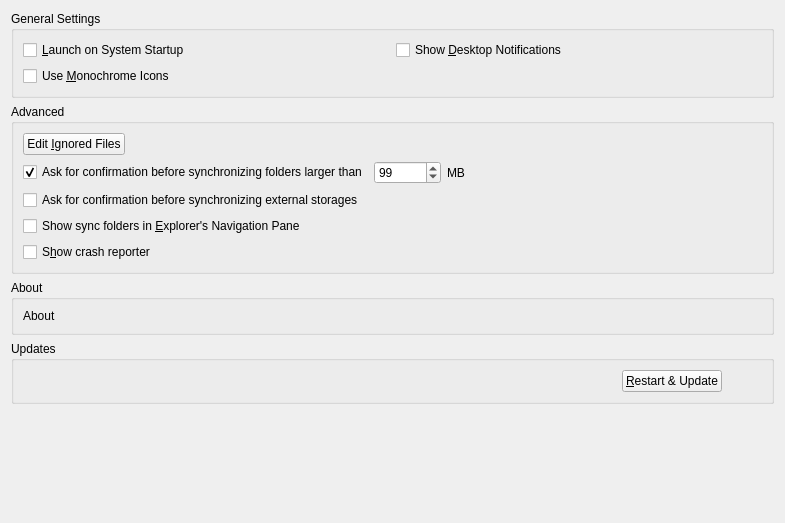
Old version of the form src/gui/generalsettings.ui in the repository GrossLukas/client.
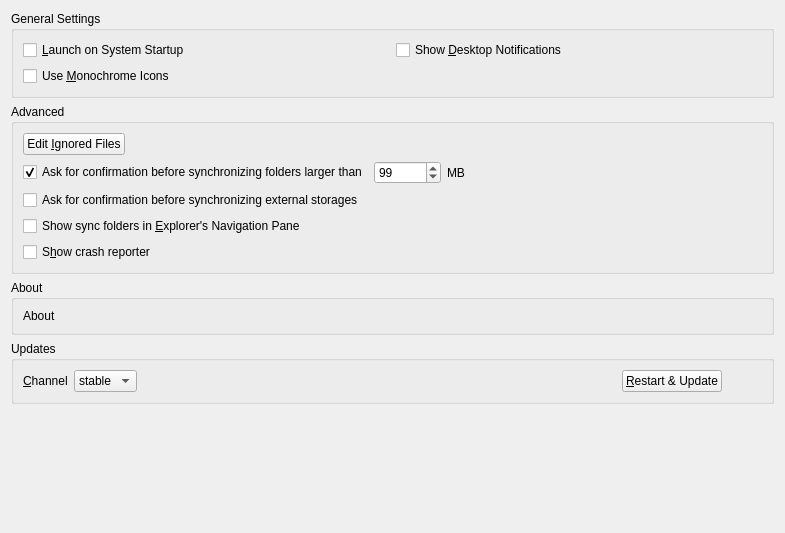
New version of the form.

Commit message: Settings: Add update channel combobox #6259

Diff of the .ui file:
```diff
--- a/src/gui/generalsettings.ui
+++ b/src/gui/generalsettings.ui
@@ -7,7 +7,7 @@
     <x>0</x>
     <y>0</y>
     <width>785</width>
-    <height>523</height>
+    <height>533</height>
    </rect>
   </property>
   <property name="windowTitle">
@@ -74,7 +74,45 @@
      <property name="title">
       <string>Updates</string>
      </property>
+     <layout class="QVBoxLayout" name="verticalLayout_2">
+      <item>
      <layout class="QHBoxLayout" name="horizontalLayout">
+        <item>
+         <widget class="QLabel" name="updateChannelLabel">
+          <property name="sizePolicy">
+           <sizepolicy hsizetype="Maximum" vsizetype="Preferred">
+            <horstretch>0</horstretch>
+            <verstretch>0</verstretch>
+           </sizepolicy>
+          </property>
+          <property name="text">
+           <string>&amp;Channel</string>
+          </property>
+          <property name="buddy">
+           <cstring>updateChannel</cstring>
+          </property>
+         </widget>
+        </item>
+        <item>
+         <widget class="QComboBox" name="updateChannel">
+          <property name="sizePolicy">
+           <sizepolicy hsizetype="Maximum" vsizetype="Fixed">
+            <horstretch>0</horstretch>
+            <verstretch>0</verstretch>
+           </sizepolicy>
+          </property>
+          <item>
+           <property name="text">
+            <string>stable</string>
+           </property>
+          </item>
+          <item>
+           <property name="text">
+            <string>beta</string>
+           </property>
+          </item>
+         </widget>
+        </item>
       <item>
        <widget class="QLabel" name="updateStateLabel">
         <property name="text">
@@ -118,6 +156,8 @@
        </spacer>
       </item>
      </layout>
+      </item>
+     </layout>
     </widget>
    </item>
    <item row="4" column="0">
```
Left out of the diff: 3 changed lines with no effect on the pictures. Lines whose indentation alone changed are shown as unchanged. The commit also changes 8 other files.
